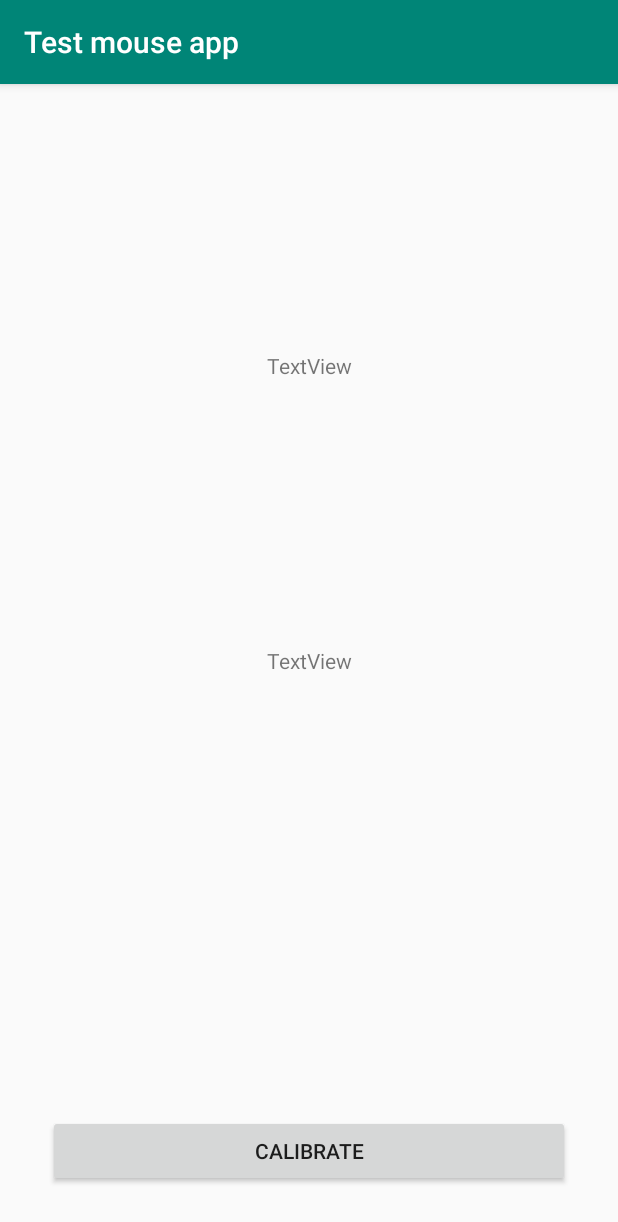
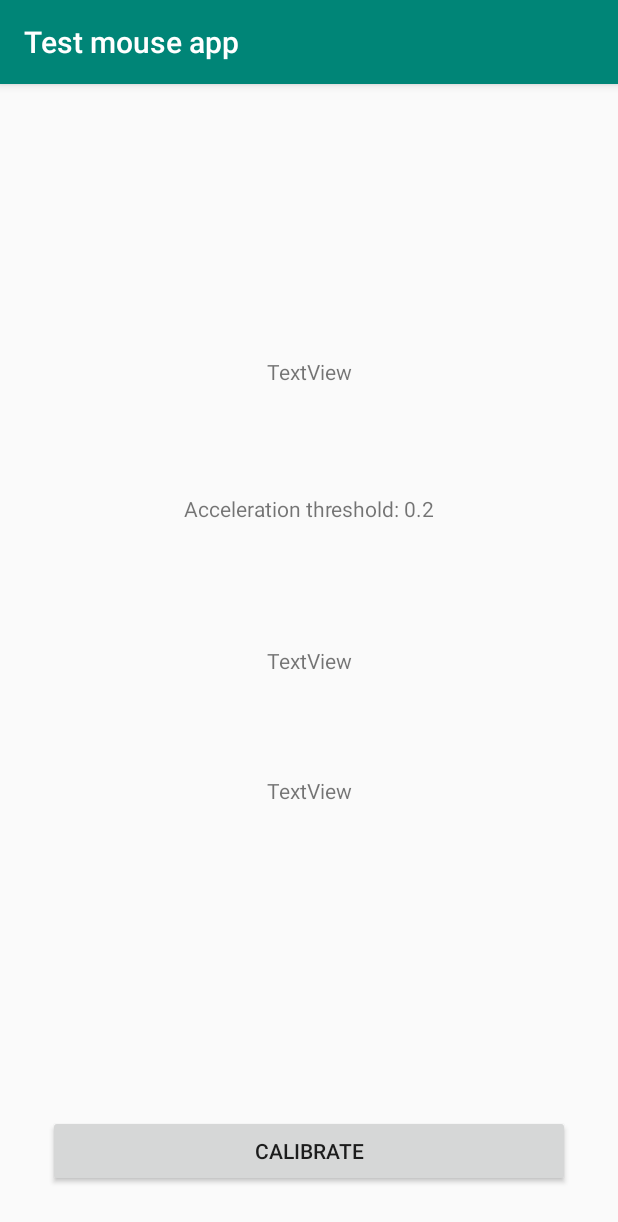
Before and after one commit to michael-j-taylor/PocketPointer, an Android app: the screen it shows after launch (MainActivity), on a phone screen of 412 x 824 dp. Shown: the top 1222 px of the screen. Run offline under Robolectric (Android 15) with nearby library versions, the phone set to English and light mode, and no system bars.

Commit message:
Unsuccessful attempt at tracking position. onSensorChanged has implemented the moving average acceleration (it is mysteriously broken) and calculates a position. Added sensor magnitude threshold. Added position coordinates textView

```diff
--- a/android_applications/test_mouse_app/app/src/main/java/com/example/testmouseapp/activities/MainActivity.java
+++ b/android_applications/test_mouse_app/app/src/main/java/com/example/testmouseapp/activities/MainActivity.java
@@ -1,22 +1,27 @@
 package com.example.testmouseapp.activities;
 
-import androidx.appcompat.app.AppCompatActivity;
+import android.annotation.TargetApi;
 import android.content.Context;
 import android.hardware.Sensor;
 import android.hardware.SensorEvent;
 import android.hardware.SensorEventListener;
 import android.hardware.SensorManager;
+import android.os.Build;
 import android.os.Bundle;
 import android.util.Log;
 import android.view.View;
 import android.widget.Button;
 import android.widget.TextView;
+
 import com.example.testmouseapp.R;
 
-import com.example.testmouseapp.dataOperations.MovingAverage;
-import com.example.testmouseapp.dataOperations.Filter;
+import androidx.appcompat.app.AppCompatActivity;
 
+import com.example.testmouseapp.dataOperations.*;
 
+import java.util.Calendar;
+
+@TargetApi(Build.VERSION_CODES.M)
 public class MainActivity extends AppCompatActivity implements SensorEventListener {
 
     private static final String TAG = "MainActivity";
@@ -37,9 +42,16 @@ public class MainActivity extends AppCompatActivity implements SensorEventListen
     float y_neg_bound;
 
     //printed accelerometer values
-    float val_x;
-    float val_y;
+    float val_x, val_x_ave, val_x_pre;
+    float val_y, val_y_ave, val_y_pre;
+    float magnitude;
+    int measurementCount = 0;
+    long startTime = 0;
+    long currentTime;
 
+    final float threshold = 0.2f;
+    final int polling_rate = 60; //in Hz
+    float time;
     //calibration vars
     boolean calibrating = false;
     int num_readings = 0;
@@ -48,12 +60,21 @@ public class MainActivity extends AppCompatActivity implements SensorEventListen
     float y_total;
     float x_pad = 0;
     float y_pad = 0;
-
+    double x_pos = 0;
+    double y_pos = 0;
+    double x_vel = 0;
+    double y_vel = 0;
+    double x_jerk = 0;
+    double y_jerk = 0;
 
     @Override
     protected void onCreate(Bundle savedInstanceState) {
         super.onCreate(savedInstanceState);
         setContentView(R.layout.activity_main);
+        time = 1.f/polling_rate;
+
+        TextView threshold_text = findViewById(R.id.threshold);
+        threshold_text.setText("Acceleration threshold: " + Float.toString(threshold));
 
         Log.d(TAG, "onCreate: Initializing accelerometer");
 
@@ -64,7 +85,7 @@ public class MainActivity extends AppCompatActivity implements SensorEventListen
         accelerometer = sensorManager.getDefaultSensor(Sensor.TYPE_ACCELEROMETER);
 
         //setup listener
-        sensorManager.registerListener(this, accelerometer, SensorManager.SENSOR_DELAY_NORMAL);  //can be changed to different delays
+        sensorManager.registerListener(this, accelerometer, SensorManager.SENSOR_DELAY_GAME);  //can be changed to different delays //could use 1000000/polling_rate
 
         Log.d(TAG, "onCreate: Registered accelerometer listener");
 
@@ -79,22 +100,22 @@ public class MainActivity extends AppCompatActivity implements SensorEventListen
     //on sensor value change, display X and Z values
     @Override
     public void onSensorChanged(SensorEvent event) {
-
         TextView live_acceleration;
         TextView max_acceleration;
-
+        TextView position;
         live_acceleration = findViewById(R.id.acceleration);
         max_acceleration = findViewById(R.id.maximums);
+        position = findViewById(R.id.position);
 
+        currentTime = Calendar.getInstance().getTimeInMillis();
         if (calibrating) {
             live_acceleration.setText("Calibrating");
             calibrateAccelerometer(event);
         }
-
         else {
-
-            //if (event.values[0] > 0.0254 || event.values[0] < -0.0254) {  //attempt to ignore small values
-            if (true) {
+            val_x = event.values[0] + x_pad;
+            val_y = event.values[1] + y_pad;
+            if (currentTime - startTime > time*1000) {
 
                 if (event.values[0] > xmax) {xmax = event.values[0];}
                 if (event.values[0] < xmin) {xmin = event.values[0];}
@@ -102,27 +123,61 @@ public class MainActivity extends AppCompatActivity implements SensorEventListen
                 if (event.values[1] > ymax) { ymax = event.values[1];}
                 if (event.values[1] < ymin) { ymin = event.values[1];}
 
-                val_x = event.values[0] + x_pad;
-                val_y = event.values[1] + y_pad;
+                //float averageAccel[] = MovementCalculation.averageAccel(event, polling_rate);
+
+                //val_x = averageAccel[0];
+                //val_y = averageAccel[1];
+                val_x = val_x_ave / measurementCount;
+                val_y = val_y_ave / measurementCount;
+                val_x_ave = event.values[0] + x_pad;
+                val_y_ave = event.values[1] + y_pad;
+                magnitude = (float) Math.sqrt(Math.pow(val_x, 2) + Math.pow(val_y, 2));
+
+                if (magnitude < threshold) {
+                    val_x_ave = 0;
+                    val_y_ave = 0;
+                }
+                x_vel = x_vel + val_x * time;
+                y_vel = y_vel + val_y * time;
+
+                x_pos = x_pos + x_vel * time + .5 * val_x * time * time;
+                y_pos = y_pos + y_vel * time + .5 * val_y * time * time;
 
                 //Log.d(TAG, "onSensorChanged: X: " + event.values[0] + " Y: " + event.values[1] + " Z: " + event.values[2]);
                 String data_live = "X: " + val_x + "\nY: " + val_y;
-                String data_max = "X Maximum: " + xmax + "\nX Minimum: " + xmin + "\n\nY Maximum: " + ymax + "\nY Minimum: " + ymin;
-
+                String data_max = "X Maximum: " + String.format("%.3d", xmax) + "\nX Minimum: " +
+                        String.format("%.3d", xmin) + "\n\nY Maximum: " + String.format("%.3d", ymax) + "\nY Minimum: " + String.format("%.3d", ymin);
                 live_acceleration.setText(data_live);
                 max_acceleration.setText(data_max);
+                position.setText("Position: " + String.format("%.3f",x_pos) + ", " + String.format("%.3f",y_pos));
+                startTime = Calendar.getInstance().getTimeInMillis();
+                measurementCount = 0;
             }
-
             else {
-
-                String data_live = "X: " + 0 + "\nY: " + 0;
-                String data_max = "X Maximum: " + xmax + "\nX Minimum: " + xmin + "\n\nY Maximum: " + ymax + "\nY Minimum: " + ymin;
-
+                //String data_live = "X: " + 0 + "\nY: " + 0;
+                String data_max = "X Maximum: " + String.format("%.3d", xmax) + "\nX Minimum: " +
+                        String.format("%.3d", xmin) + "\n\nY Maximum: " + String.format("%.3d", ymax) + "\nY Minimum: " + String.format("%.3d", ymin);
+                String data_live = "X: " + val_x + "\nY: " + val_y;
                 live_acceleration.setText(data_live);
                 max_acceleration.setText(data_max);
+                magnitude = (float) Math.sqrt(Math.pow(val_x, 2) + Math.pow(val_y, 2));
+                if (magnitude > threshold) {
+                    val_x_ave += val_x;
+                    val_y_ave += val_y;
+                    x_jerk = (val_x - val_x_pre)*time;
+                    y_jerk = (val_y - val_y_pre)*time;
+                }
+                measurementCount++;
             }
         }
-
+       /* try
+        {
+            Thread.sleep(0,1000000/polling_rate);
+        }
+        catch (Exception e)
+        {
+            System.out.print(e);
+        }*/
     }
 
     public void calibrateAccelerometer(SensorEvent event) {
@@ -131,6 +186,10 @@ public class MainActivity extends AppCompatActivity implements SensorEventListen
         ymax = 0;
         xmin = 0;
         ymin = 0;
+        x_vel = 0;
+        y_vel = 0;
+        x_pos = 0;
+        y_pos = 0;
 
         if (num_readings > readings_max) {
             x_total += event.values[0];
--- a/android_applications/test_mouse_app/app/src/main/java/com/example/testmouseapp/dataOperations/MovingAverage.java
+++ b/android_applications/test_mouse_app/app/src/main/java/com/example/testmouseapp/dataOperations/MovingAverage.java
@@ -33,4 +33,7 @@ public class MovingAverage {
         BigDecimal divisor = BigDecimal.valueOf(window.size());
         return sum.divide(divisor, 2, RoundingMode.HALF_UP);
     }
+
+
+
 }
--- a/android_applications/test_mouse_app/app/src/main/res/layout/activity_main.xml
+++ b/android_applications/test_mouse_app/app/src/main/res/layout/activity_main.xml
@@ -5,6 +5,31 @@
     android:layout_width="match_parent"
     android:layout_height="match_parent"
     tools:context=".activities.MainActivity">
+
+    <Button
+        android:id="@+id/calibrate"
+        android:layout_width="0dp"
+        android:layout_height="wrap_content"
+        android:layout_marginEnd="32dp"
+        android:layout_marginStart="32dp"
+        android:text="calibrate"
+        app:layout_constraintBottom_toBottomOf="parent"
+        app:layout_constraintEnd_toEndOf="parent"
+        app:layout_constraintStart_toStartOf="parent"
+        app:layout_constraintTop_toBottomOf="@+id/acceleration"
+        app:layout_constraintVertical_bias="0.9" />
+
+    <TextView
+        android:id="@+id/maximums"
+        android:layout_width="wrap_content"
+        android:layout_height="wrap_content"
+        android:onClick="activateCalibrate"
+        android:text="TextView"
+        app:layout_constraintBottom_toTopOf="@+id/acceleration"
+        app:layout_constraintEnd_toEndOf="parent"
+        app:layout_constraintStart_toStartOf="parent"
+        app:layout_constraintTop_toTopOf="parent"
+        app:layout_constraintVertical_bias="0.512" />
 
     <TextView
         android:id="@+id/acceleration"
@@ -17,26 +42,29 @@
         app:layout_constraintTop_toTopOf="parent" />
 
     <TextView
-        android:id="@+id/maximums"
+        android:id="@+id/threshold"
         android:layout_width="wrap_content"
         android:layout_height="wrap_content"
         android:text="TextView"
-        android:onClick="activateCalibrate"
         app:layout_constraintBottom_toTopOf="@+id/acceleration"
         app:layout_constraintEnd_toEndOf="parent"
         app:layout_constraintStart_toStartOf="parent"
-        app:layout_constraintTop_toTopOf="parent" />
+        app:layout_constraintTop_toBottomOf="@+id/maximums"
+        app:layout_constraintVertical_bias="0.468" />
 
-    <Button
-        android:id="@+id/calibrate"
-        android:layout_width="0dp"
+    <TextView
+        android:id="@+id/position"
+        android:layout_width="wrap_content"
         android:layout_height="wrap_content"
-        android:layout_marginStart="32dp"
-        android:layout_marginEnd="32dp"
-        android:text="calibrate"
-        app:layout_constraintBottom_toBottomOf="parent"
+        android:layout_marginBottom="152dp"
+        android:layout_marginEnd="8dp"
+        android:layout_marginStart="8dp"
+        android:layout_marginTop="8dp"
+        android:text="TextView"
+        app:layout_constraintBottom_toTopOf="@+id/calibrate"
         app:layout_constraintEnd_toEndOf="parent"
         app:layout_constraintStart_toStartOf="parent"
         app:layout_constraintTop_toBottomOf="@+id/acceleration"
-        app:layout_constraintVertical_bias="0.9" />
+        app:layout_constraintVertical_bias="0.523" />
+
 </androidx.constraintlayout.widget.ConstraintLayout>
```
Also changed, not shown: android_applications/test_mouse_app/app/src/main/java/com/example/testmouseapp/dataOperations/MovementCalculation.java (added, +25 -0 lines), android_applications/test_mouse_app/gradle/wrapper/gradle-wrapper.properties, 1 other file.
